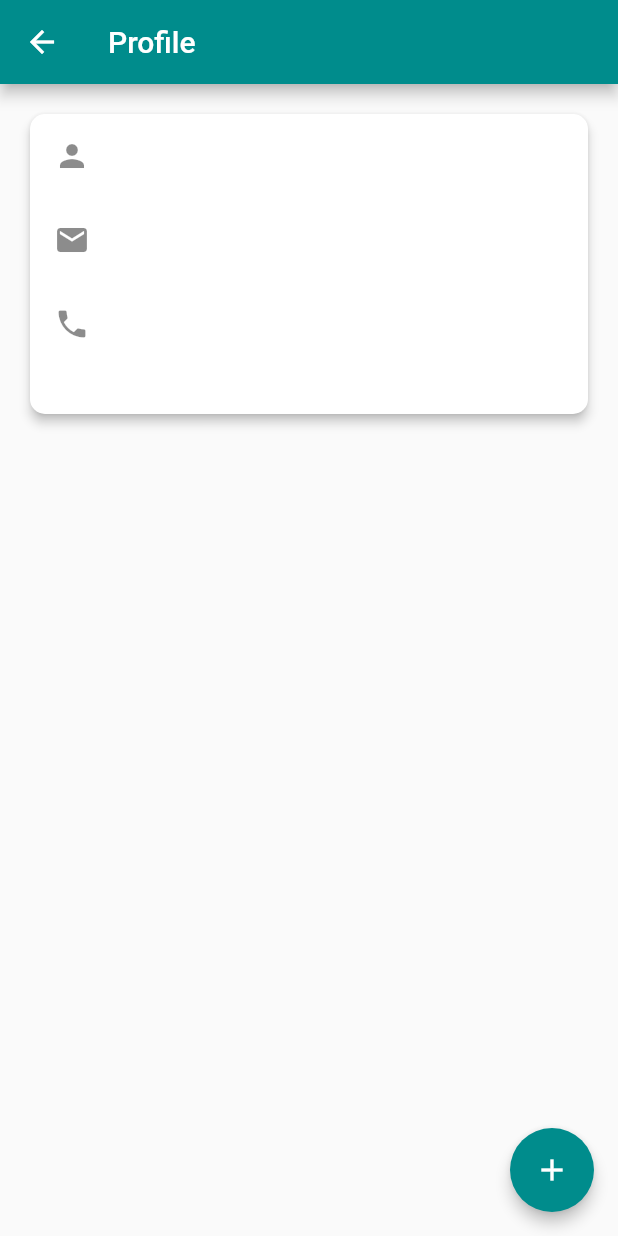
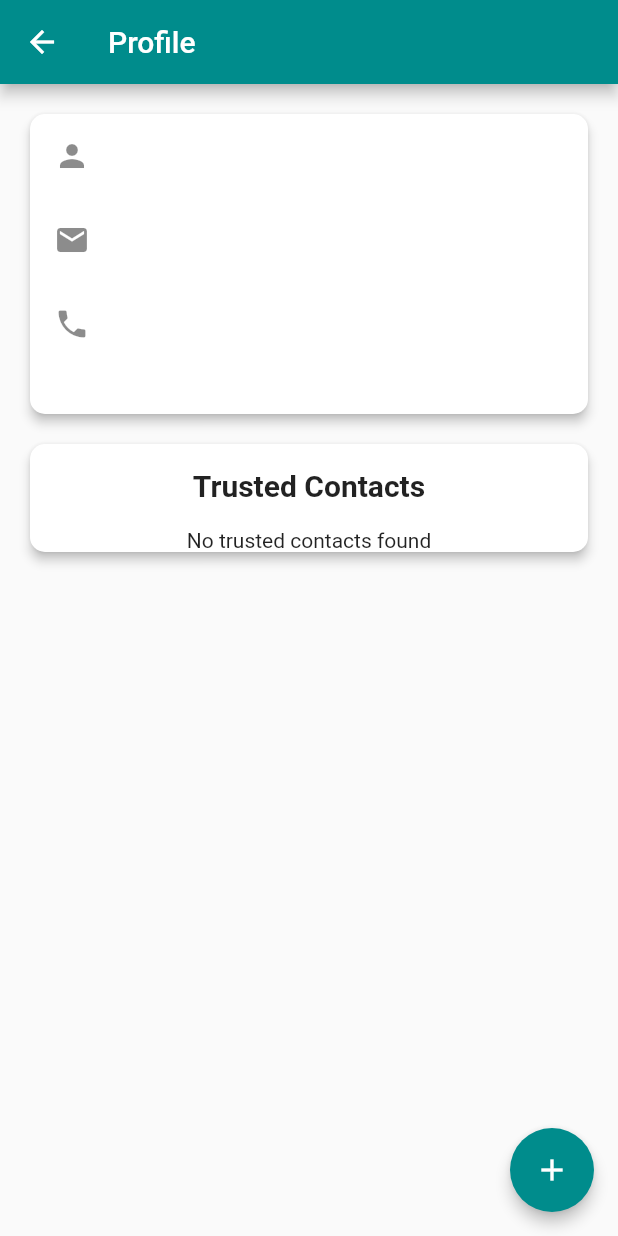
Before and after one commit to the-three-musketeerz/halemate-flutter, a Flutter app: the Profile screen opened directly, on a phone screen of 412 x 824 dp. Run offline on Flutter 3.47's test engine with Material 2 defaults, Android fonts, the phone set to English and light mode, and no system bars; our stand-ins replace contacts_service, dropdown_formfield, firebase_messaging, flutter_local_notifications, geolocator, permission_handler and 2 more; missing offline and left inert: after_init, webfeed; accounts and stored records are empty.

Commit message:
trusted contacts added

```diff
--- a/lib/constants.dart
+++ b/lib/constants.dart
@@ -14,7 +14,7 @@ const String userProfileAPI = '$baseAPI/user/';
 
 
 const String loginAPI = '$baseAPI/login/';
-const String trustedContactAPI = '$baseAPI/trusted_contact';
+const String trustedContactAPI = '$baseAPI/trusted_contact/';
 const String signupAPI = '$baseAPI/signup/';
 const String whoamiAPI = '$baseAPI/whoami/';
 const String forgotPasswordAPI = '$baseAPI/forgot_password/';
--- a/lib/models/user/User.dart
+++ b/lib/models/user/User.dart
@@ -1,3 +1,9 @@
+import 'dart:convert';
+
+
+List<TrustedContacts> contactsFromJson(String str) => new List<TrustedContacts>.from(
+    json.decode(str).map((x) => TrustedContacts.fromJson(x)));
+
 class User {
   int userId;
   String email;
@@ -31,6 +37,11 @@ class TrustedContacts {
 
   TrustedContacts({this.contactName, this.contactNumber});
 
+  factory TrustedContacts.fromJson(Map<String, dynamic> json) => new TrustedContacts(
+    contactName: json['trusted_name'],
+    contactNumber: json['trusted_phone'],
+  );
+
   //encoding data into a json object to be sent to the server
   Map<String, dynamic> toJson() =>
       {"trusted_name": contactName, "trusted_phone": contactNumber, };
--- a/lib/views/profile.dart
+++ b/lib/views/profile.dart
@@ -6,6 +6,7 @@ import 'package:hale_mate/myScaffold.dart';
 import 'package:hale_mate/views/selectContacts.dart';
 import 'package:provider/provider.dart';
 import 'package:after_init/after_init.dart';
+import 'package:hale_mate/models/user/User.dart';
 
 class Profile extends StatefulWidget {
   static const String id = 'Profile';
@@ -19,11 +20,13 @@ class ProfileState extends State<Profile> with AfterInitMixin<Profile> {
   @override
   void didInitState(){
     Provider.of<AuthProvider>(context).getUser();
+    Provider.of<AuthProvider>(context).getContacts();
   }
   @override
   Widget build(BuildContext context) {
     final authProvider = Provider.of<AuthProvider>(context);
     final userProfile = authProvider.userProfile;
+    final contacts = authProvider.contacts;
 
     return Scaffold(
       appBar: AppBar(
@@ -40,7 +43,10 @@ class ProfileState extends State<Profile> with AfterInitMixin<Profile> {
             )
           : Container(
               margin: EdgeInsets.all(10),
-              child: Container(
+              child: Column(
+                  crossAxisAlignment: CrossAxisAlignment.stretch,
+                children: <Widget>[
+                  Container(
                     height: 220,
                     child: Card(
                       shape: RoundedRectangleBorder(
@@ -66,7 +72,32 @@ class ProfileState extends State<Profile> with AfterInitMixin<Profile> {
                         ],
                       ),
                     ),
-              )),
+                  ),
+                  Container(
+                    child: Card(
+                      shape: RoundedRectangleBorder(
+                        borderRadius: BorderRadius.circular(10.0),
+                      ),
+                      elevation: 3,
+                      margin: EdgeInsets.all(10),
+                      child: Column(
+                        mainAxisSize: MainAxisSize.min,
+                          children: <Widget>[
+                            ListTile(
+                              //leading: Icon(Icons.local_hospital, color: Colors.red,size: 30,),
+                              title: Text('Trusted Contacts', style: TextStyle(fontSize: 20, fontWeight: FontWeight.bold),textAlign: TextAlign.center,),
+                            ),
+                            Container(
+                              child: contactList(context, contacts),
+                            )
+                            ]
+                      ),
+                    ),
+                  )
+                ],
+              )
+
+          ),
       floatingActionButton: FloatingActionButton(
         elevation: 4,
         backgroundColor: colorDark,
@@ -79,3 +110,20 @@ class ProfileState extends State<Profile> with AfterInitMixin<Profile> {
     );
   }
 }
+
+Widget contactList(BuildContext context, List<TrustedContacts> contacts){
+  return (contacts != null && contacts.length !=0)?
+     ListView.builder(
+         itemBuilder:(BuildContext context, int index){
+           final contact = contacts[index];
+           return ListTile(
+             title: Text(contact.contactName),
+             subtitle: Text(contact.contactNumber),
+           );
+         }
+     )
+      :Center(
+      child: Text('No trusted contacts found'),
+  );
+
+}
```
Also changed, not shown: lib/Services/Authenticate/authProvider.dart (+21 -0 lines), lib/models/Trustedcontact.dart (added, +12 -0 lines). Lines whose indentation alone changed are shown as unchanged.
